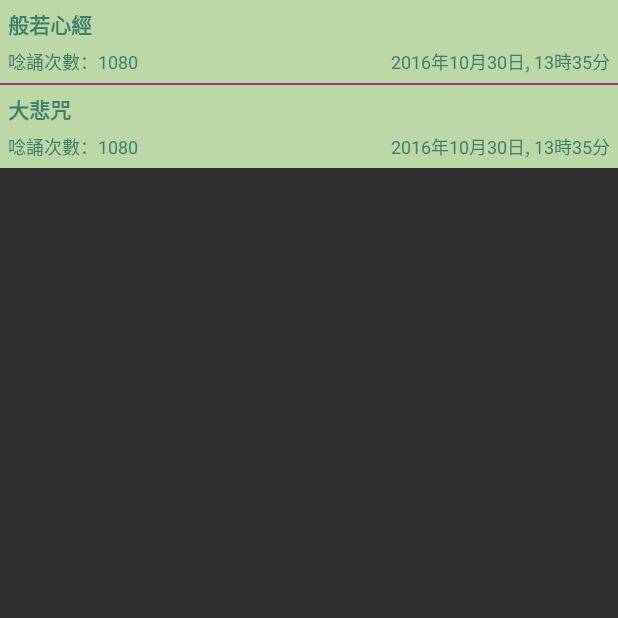
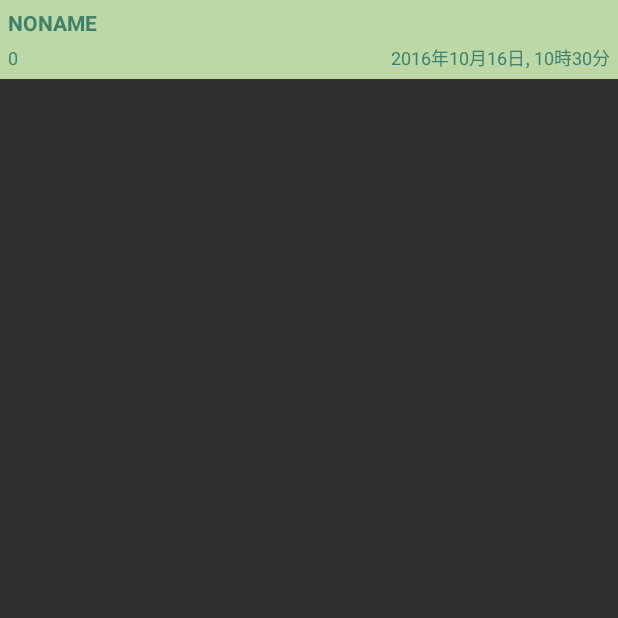
Before and after one commit to happybuilder/PrayCounter, an Android app: the PrayListActivity screen opened directly, with no data from a screen before it, on a phone screen of 412 x 824 dp, the top half of it. Run offline under Robolectric (Android 15) with nearby library versions, the phone set to English and light mode, and no system bars.

Commit message:
建立「誦經紀錄」列表計 1. 畫面設 2. 讀入DB DATA

```diff
--- a/app/build.gradle
+++ b/app/build.gradle
@@ -13,7 +13,7 @@ android {
     buildToolsVersion "23.0.3"
     defaultConfig {
         applicationId "edu.wisdom.praycounter2"
-        minSdkVersion 10
+        minSdkVersion 11
         targetSdkVersion 23
         versionCode 6
         versionName '1.1.3'
--- a/app/src/main/java/edu/wisdom/praycounter2/PrayCounterDb.java
+++ b/app/src/main/java/edu/wisdom/praycounter2/PrayCounterDb.java
@@ -319,7 +319,7 @@ public class PrayCounterDb {
 		PrayCounterDbHelper dbHelper = new PrayCounterDbHelper(context);
         SQLiteDatabase db = dbHelper.getWritableDatabase();
 
-		String[] columns = {"_id", COL_NAME, COL_ROUND, COL_ROUNDSIZE, COL_NOTES};
+		String[] columns = {"_id", COL_NAME, COL_ROUND, COL_ROUNDSIZE, COL_NOTES, COL_LASTUPDATE};
     	Cursor cursor = db.query(TABLE_COUNTER, columns, null, null, null, null, null);
 		return cursor;
 	}
--- a/app/src/main/java/edu/wisdom/praycounter2/PrayListActivity.java
+++ b/app/src/main/java/edu/wisdom/praycounter2/PrayListActivity.java
@@ -1,5 +1,6 @@
 package edu.wisdom.praycounter2;
 
+import android.database.Cursor;
 import android.os.Bundle;
 import android.support.v7.app.AppCompatActivity;
 import android.view.MenuItem;
@@ -21,9 +22,10 @@ public class PrayListActivity extends AppCompatActivity {
 //        Toolbar toolbar = (Toolbar) findViewById(R.id.toolbar_praylist);
 //        setSupportActionBar(toolbar);
 
-		ArrayList prayListData = getListData();
+		PrayCounterDb db = new PrayCounterDb(this, null);
+		Cursor prayCursor = db.queryPrayInfo();
 		final ListView lv1 = (ListView) findViewById(R.id.lstvPrayList);
-		lv1.setAdapter(new PrayListAdapter(this, prayListData));
+		lv1.setAdapter(new PrayListAdapter(this, prayCursor));
 		lv1.setOnItemClickListener(new AdapterView.OnItemClickListener() {
 
 			@Override
--- a/app/src/main/java/edu/wisdom/praycounter2/PrayListAdapter.java
+++ b/app/src/main/java/edu/wisdom/praycounter2/PrayListAdapter.java
@@ -1,57 +1,58 @@
 package edu.wisdom.praycounter2;
 
 import android.content.Context;
+import android.database.Cursor;
 import android.view.LayoutInflater;
 import android.view.View;
 import android.view.ViewGroup;
 import android.widget.BaseAdapter;
+import android.widget.CursorAdapter;
 import android.widget.TextView;
 
+import java.text.SimpleDateFormat;
 import java.util.ArrayList;
+import java.util.Date;
 
-public class PrayListAdapter extends BaseAdapter {
+import static edu.wisdom.praycounter2.PrayCounterDb.COL_LASTUPDATE;
+import static edu.wisdom.praycounter2.PrayCounterDb.COL_NAME;
+import static edu.wisdom.praycounter2.PrayCounterDb.COL_ROUNDSIZE;
 
-	private ArrayList<PrayItem> listData;
-	private LayoutInflater layoutInflater;
+public class PrayListAdapter extends CursorAdapter {
 
-	public PrayListAdapter(Context aContext, ArrayList<PrayItem> listData) {
-		this.listData = listData;
-		layoutInflater = LayoutInflater.from(aContext);
+	private static String datetimeFormat = "yyyy年MM月dd日, hh時mm分";
+
+	public PrayListAdapter(Context context, Cursor cursor) {
+		super(context, cursor, 0);
 	}
 
 	@Override
-	public int getCount() {
-		return listData.size();
+	public View newView(Context context, Cursor cursor, ViewGroup parent) {
+		return LayoutInflater.from(context).inflate(R.layout.pray_list_item, parent, false);
 	}
 
 	@Override
-	public Object getItem(int position) {
-		return listData.get(position);
+	public void bindView(View view, Context context, Cursor cursor) {
+		// Find fields to populate in inflated template
+		TextView prayNameView = (TextView) view.findViewById(R.id.txtvPrayName);
+		TextView roundSizeView = (TextView) view.findViewById(R.id.txtvRoundSize);
+		TextView prayDateView = (TextView) view.findViewById(R.id.txtvPrayDate);
+
+		// Extract properties from cursor
+		String prayName = cursor.getString(cursor.getColumnIndexOrThrow(COL_NAME));
+		int roundSize = cursor.getInt(cursor.getColumnIndexOrThrow(COL_ROUNDSIZE));
+		Date prayDate = PrayCounterDbHelper.stringToDate(cursor.getString(cursor.getColumnIndexOrThrow(COL_LASTUPDATE)));
+
+		// Populate fields with extracted properties
+		prayNameView.setText(prayName);
+		roundSizeView.setText(Integer.toString(roundSize));
+		prayDateView.setText(formatDate(prayDate));
 	}
 
-	@Override
-	public long getItemId(int position) {
-		return position;
+	private static String formatDate(java.util.Date date) {
+		SimpleDateFormat sdf = new SimpleDateFormat ( datetimeFormat );
+		return sdf.format(date);
 	}
 
-	public View getView(int position, View convertView, ViewGroup parent) {
-		ViewHolder holder;
-		if (convertView == null) {
-			convertView = layoutInflater.inflate(R.layout.pray_list_item, null);
-			holder = new ViewHolder();
-			holder.prayNameView = (TextView) convertView.findViewById(R.id.txtvPrayName);
-			holder.roundSizeView = (TextView) convertView.findViewById(R.id.txtvRoundSize);
-			holder.prayDateView = (TextView) convertView.findViewById(R.id.txtvPrayDate);
-			convertView.setTag(holder);
-		} else {
-			holder = (ViewHolder) convertView.getTag();
-		}
-
-		holder.prayNameView.setText(listData.get(position).getPrayName());
-		holder.roundSizeView.setText(listData.get(position).getRoundSize());
-		holder.prayDateView.setText(listData.get(position).getPrayDate());
-		return convertView;
-	}
 
 	static class ViewHolder {
 		TextView prayNameView;
```
